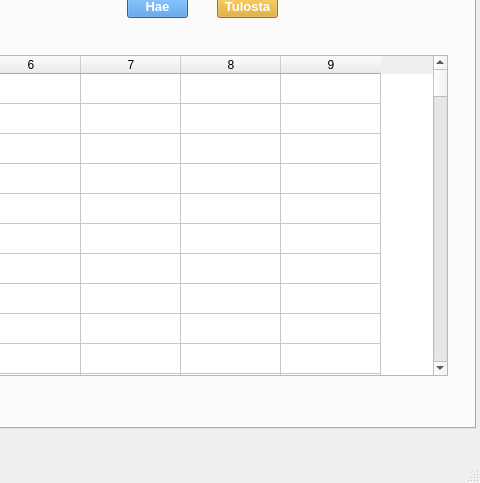
katalav/Autolainaus_hallinta, file administrative.ui: the form before one commit; both pictures show x 575 to 1055 and y 151 to 634 of the 1055 by 634 pixel window.
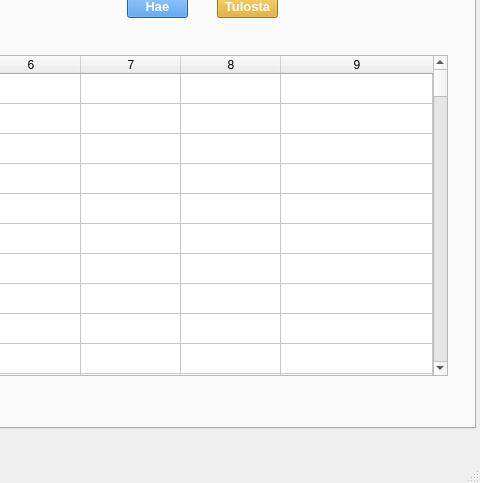
The form after the commit. The open tabs and pages were chosen to show the change. Icons and pictures are not drawn.

Commit message: 25. aamun räpellykset. jos vikaa myöhemmin ni täs vika

```diff
--- a/administrative.ui
+++ b/administrative.ui
@@ -952,6 +952,12 @@
       <property name="columnCount">
        <number>9</number>
       </property>
+      <attribute name="horizontalHeaderCascadingSectionResizes">
+       <bool>false</bool>
+      </attribute>
+      <attribute name="horizontalHeaderStretchLastSection">
+       <bool>true</bool>
+      </attribute>
       <row/>
       <row/>
       <row/>
```
Left out of the diff: 14 changed lines with no effect on the pictures. The commit also changes 2 other files.
